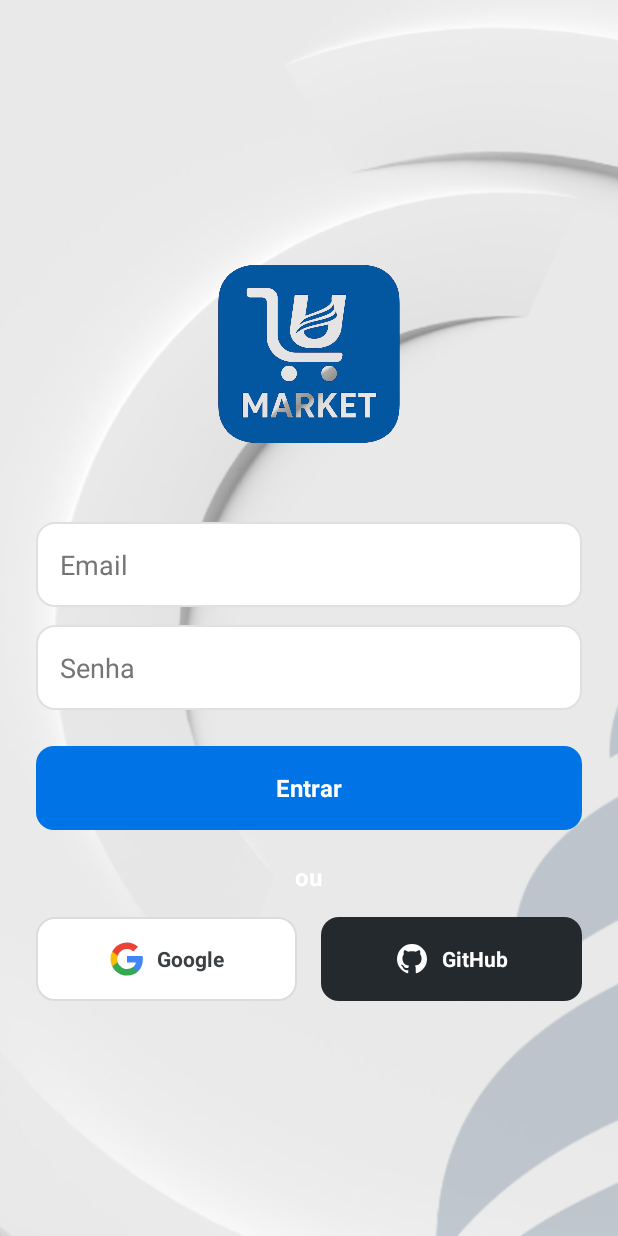
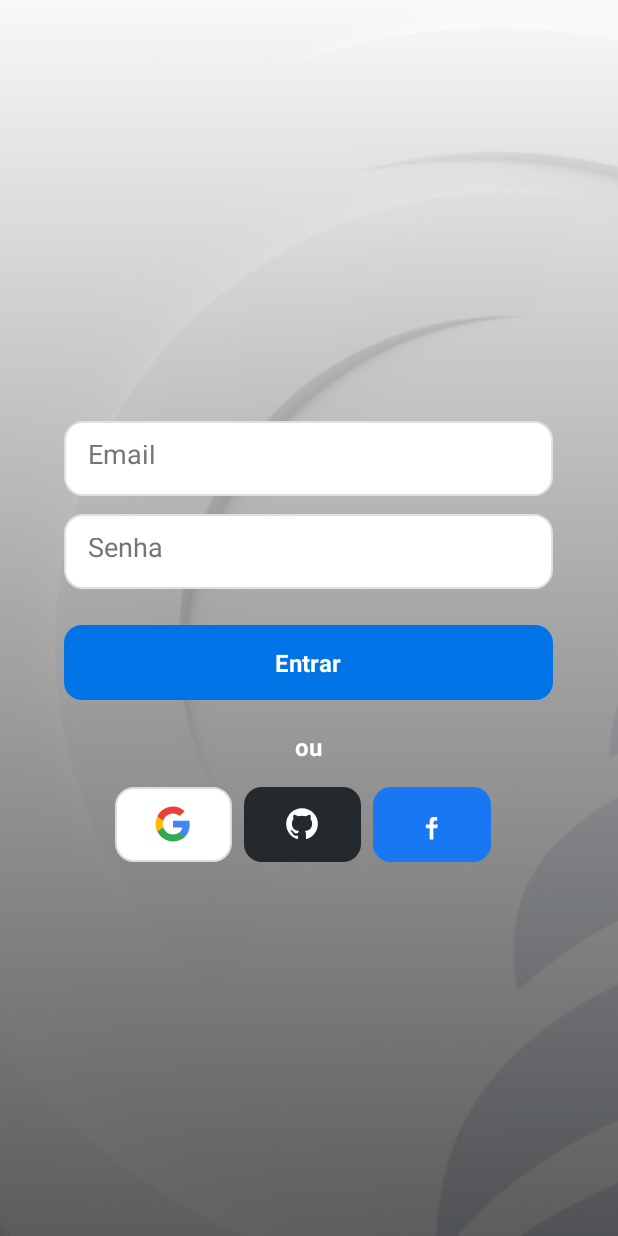
Before and after one commit to Ciencia-da-Computacao-4-Semestre-Mobile/grupo2_unaspmarketplace, an Android app: the screen it shows after launch (LoginActivity), on a phone screen of 412 x 824 dp. Run offline under Robolectric (Android 15) with nearby library versions, the light colour scheme and no system bars; our stand-ins replace Firebase (no records; nobody signed in at launch, a user with empty details on screens opened directly).

Commit message:
bg_gradient + facebook_button

```diff
--- /dev/null
+++ b/app/src/main/res/drawable/bg_gradient.xml
@@ -0,0 +1,11 @@
+<?xml version="1.0" encoding="utf-8"?>
+<shape xmlns:android="http://schemas.android.com/apk/res/android"
+    android:shape="rectangle">
+
+    <gradient
+        android:startColor="#202020"
+        android:centerColor="#8A8A8A"
+        android:endColor="#FFFFFF"
+        android:angle="90" />
+
+</shape>
--- /dev/null
+++ b/app/src/main/res/drawable/facebook_button_background.xml
@@ -0,0 +1,7 @@
+<?xml version="1.0" encoding="utf-8"?>
+<shape xmlns:android="http://schemas.android.com/apk/res/android"
+    android:shape="rectangle">
+    <solid android:color="#1877F2" />
+    <corners android:radius="12dp" />
+
+</shape>
--- /dev/null
+++ b/app/src/main/res/drawable/ic_facebook.xml
@@ -0,0 +1,12 @@
+<?xml version="1.0" encoding="utf-8"?>
+<vector xmlns:android="http://schemas.android.com/apk/res/android"
+    android:width="24dp"
+    android:height="24dp"
+    android:viewportWidth="24"
+    android:viewportHeight="24">
+
+    <!-- Letra "f" branca simplificada -->
+    <path
+        android:fillColor="#FFFFFF"
+        android:pathData="M13,10h2v-2h-2c-1.1,0 -2,0.9 -2,2v2h-2v2h2v6h2v-6h2l0.5,-2h-2.5v-1c0,-0.3 0.2,-0.5 0.5,-0.5z"/>
+</vector>
--- a/app/src/main/res/layout/login_activity.xml
+++ b/app/src/main/res/layout/login_activity.xml
@@ -1,16 +1,18 @@
 <?xml version="1.0" encoding="utf-8"?>
 <FrameLayout xmlns:android="http://schemas.android.com/apk/res/android"
     android:layout_width="match_parent"
-    android:layout_height="match_parent">
+    android:layout_height="match_parent"
+    android:background="@drawable/bg_gradient">
+
 
     <!-- Fundo imagem -->
     <ImageView
-
         android:id="@+id/bgImage"
-        android:layout_width="wrap_content"
+        android:layout_width="match_parent"
         android:layout_height="match_parent"
         android:scaleType="centerCrop"
         android:src="@drawable/fundo_app"
+        android:alpha="0.3"
         android:contentDescription="@null" />
 
 
@@ -23,16 +25,10 @@
         android:padding="24dp">
 
 
-        <ImageView
-            android:layout_width="160dp"
-            android:layout_height="160dp"
-            android:contentDescription="@string/logo"
-            android:src="@drawable/logounaspmarketplace" />
-
         <EditText
             android:id="@+id/edtEmail"
-            android:layout_width="match_parent"
-            android:layout_height="wrap_content"
+            android:layout_width="326dp"
+            android:layout_height="50dp"
             android:layout_marginTop="32dp"
             android:autofillHints="emailAddress"
             android:background="@drawable/edittext_background"
@@ -44,8 +40,8 @@
 
         <EditText
             android:id="@+id/edtSenha"
-            android:layout_width="match_parent"
-            android:layout_height="wrap_content"
+            android:layout_width="326dp"
+            android:layout_height="50dp"
             android:layout_marginTop="12dp"
             android:autofillHints="password"
             android:background="@drawable/edittext_background"
@@ -57,8 +53,8 @@
 
         <LinearLayout
             android:id="@+id/btnLogin"
-            android:layout_width="match_parent"
-            android:layout_height="56dp"
+            android:layout_width="326dp"
+            android:layout_height="50dp"
             android:layout_marginTop="24dp"
             android:background="@drawable/login_button_background"
             android:gravity="center"
@@ -96,10 +92,10 @@
 
             <LinearLayout
                 android:id="@+id/btnGoogleLogin"
-                android:layout_width="0dp"
-                android:layout_height="56dp"
+                android:layout_width="50dp"
+                android:layout_height="50dp"
                 android:layout_marginEnd="8dp"
-                android:layout_weight="1"
+                android:layout_weight="0.3"
                 android:background="@drawable/google_button_background"
                 android:clickable="true"
                 android:focusable="true"
@@ -107,27 +103,18 @@
                 android:orientation="horizontal">
 
                 <ImageView
-                    android:layout_width="24dp"
-                    android:layout_height="24dp"
-                    android:layout_marginEnd="8dp"
+                    android:layout_width="25dp"
+                    android:layout_height="25dp"
                     android:contentDescription="@string/google"
                     android:src="@drawable/ic_google" />
-
-                <TextView
-                    android:layout_width="wrap_content"
-                    android:layout_height="wrap_content"
-                    android:text="@string/google"
-                    android:textColor="#3c4043"
-                    android:textSize="14sp"
-                    android:textStyle="bold" />
             </LinearLayout>
 
             <LinearLayout
                 android:id="@+id/btnGitHubLogin"
-                android:layout_width="0dp"
-                android:layout_height="56dp"
-                android:layout_marginStart="8dp"
-                android:layout_weight="1"
+                android:layout_width="50dp"
+                android:layout_height="50dp"
+                android:layout_marginEnd="8dp"
+                android:layout_weight="0.3"
                 android:background="@drawable/github_button_background"
                 android:clickable="true"
                 android:focusable="true"
@@ -135,20 +122,30 @@
                 android:orientation="horizontal">
 
                 <ImageView
-                    android:layout_width="24dp"
-                    android:layout_height="24dp"
-                    android:layout_marginEnd="8dp"
+                    android:layout_width="25dp"
+                    android:layout_height="25dp"
                     android:contentDescription="@string/github"
                     android:src="@drawable/ic_github" />
 
-                <TextView
-                    android:layout_width="wrap_content"
-                    android:layout_height="wrap_content"
-                    android:text="@string/github"
-                    android:textColor="#FFFFFF"
-                    android:textSize="14sp"
-                    android:textStyle="bold" />
+            </LinearLayout>
 
+            <LinearLayout
+                android:id="@+id/btnAppleLogin"
+                android:layout_width="50dp"
+                android:layout_height="50dp"
+                android:layout_marginEnd="8dp"
+                android:layout_weight="0.3"
+                android:background="@drawable/facebook_button_background"
+                android:clickable="true"
+                android:focusable="true"
+                android:gravity="center"
+                android:orientation="horizontal">
+
+                <ImageView
+                    android:layout_width="30dp"
+                    android:layout_height="30dp"
+                    android:contentDescription="@string/google"
+                    android:src="@drawable/ic_facebook" />
             </LinearLayout>
 
         </LinearLayout>
```
